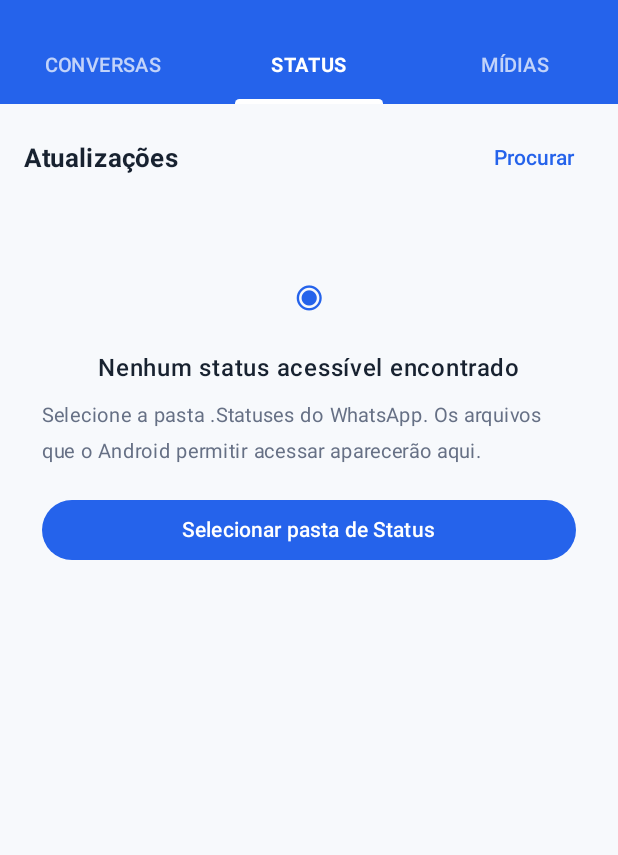
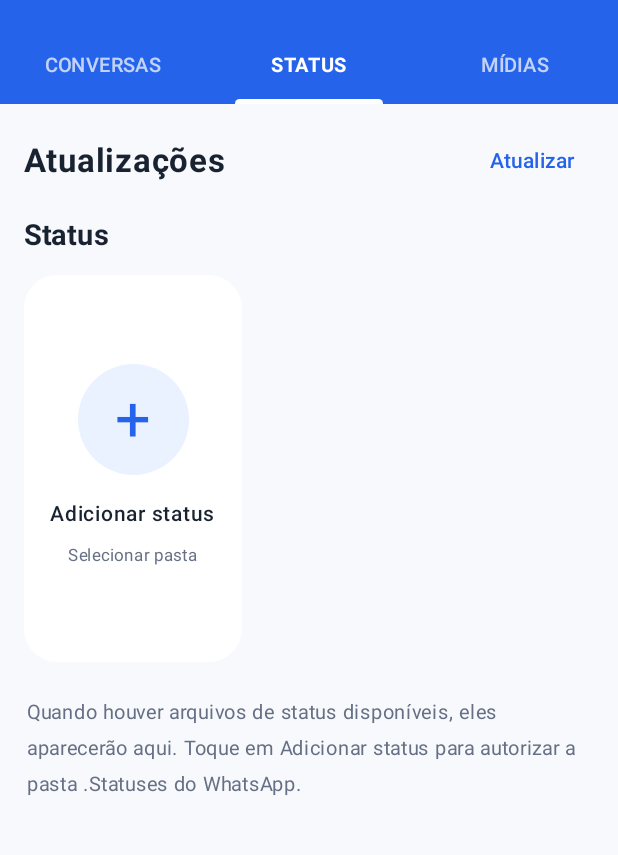
Before and after one commit to marvesanttos-dotcom/Meu-Arquivo-Azul, an Android app built with Jetpack Compose: the screen it shows after launch (MainActivity), after a tap on "STATUS", on a phone screen of 412 x 824 dp, the part 66-921 px from its top. Run offline under Robolectric (Android 15) with nearby library versions, the phone set to English and light mode, and no system bars.

Commit message:
Atualiza visualização de Status em cartões horizontais e sincroniza ao retornar ao app

```diff
--- a/app/src/main/java/com/meuarquivoazul/app/MainActivity.kt
+++ b/app/src/main/java/com/meuarquivoazul/app/MainActivity.kt
@@ -15,6 +15,7 @@ import androidx.compose.foundation.background
 import androidx.compose.foundation.clickable
 import androidx.compose.foundation.layout.*
 import androidx.compose.foundation.lazy.LazyColumn
+import androidx.compose.foundation.lazy.LazyRow
 import androidx.compose.foundation.lazy.items
 import androidx.compose.foundation.lazy.grid.GridCells
 import androidx.compose.foundation.lazy.grid.LazyVerticalGrid
@@ -51,18 +52,25 @@ private val AzulClaro = Color(0xFFEAF1FF)
 private val Fundo = Color(0xFFF7F9FC)
 
 class MainActivity : ComponentActivity() {
+    private var resumeVersion by mutableIntStateOf(0)
+
+    override fun onResume() {
+        super.onResume()
+        resumeVersion++
+    }
+
     override fun onCreate(savedInstanceState: Bundle?) {
         super.onCreate(savedInstanceState)
         setContent {
             MaterialTheme(colorScheme = lightColorScheme(primary = Azul, secondary = Azul, background = Fundo)) {
-                TelaPrincipal()
+                TelaPrincipal(resumeVersion)
             }
         }
     }
 }
 
 @Composable
-private fun TelaPrincipal() {
+private fun TelaPrincipal(resumeVersion: Int) {
     val context = LocalContext.current
     var mensagens by remember { mutableStateOf(ArchiveStore.all(context)) }
     var midias by remember { mutableStateOf(MediaArchive.all(context)) }
@@ -97,7 +105,7 @@ private fun TelaPrincipal() {
     var mostrarConfiguracoes by remember { mutableStateOf(false) }
     val contatos = mensagens.map { it.sender }.distinct()
     val filtradas = mensagens.filter { it.sender == contato }
-    LaunchedEffect(Unit) {
+    LaunchedEffect(resumeVersion) {
         val autorizado = permissaoMidia.all {
             context.checkSelfPermission(it) == PackageManager.PERMISSION_GRANTED
         }
@@ -298,45 +306,79 @@ private fun TelaPrincipal() {
                 }
             } else if (aba == "Status") {
                 Column(Modifier.fillMaxSize()) {
-                    Row(Modifier.fillMaxWidth().padding(horizontal = 16.dp, vertical = 12.dp),
-                        verticalAlignment = Alignment.CenterVertically) {
-                        androidx.compose.material3.Text("Atualizações", fontWeight = FontWeight.Bold,
-                            color = Color(0xFF182230), fontSize = 17.sp, modifier = Modifier.weight(1f))
-                        androidx.compose.material3.TextButton(onClick = { escolherPastaStatus.launch(null) }) {
-                            androidx.compose.material3.Text("Procurar", color = Azul)
+                    Row(
+                        Modifier.fillMaxWidth().padding(horizontal = 16.dp, vertical = 14.dp),
+                        verticalAlignment = Alignment.CenterVertically
+                    ) {
+                        androidx.compose.material3.Text(
+                            "Atualizações",
+                            fontWeight = FontWeight.Bold,
+                            color = Color(0xFF182230),
+                            fontSize = 22.sp,
+                            modifier = Modifier.weight(1f)
+                        )
+                        androidx.compose.material3.TextButton(onClick = {
+                            val savedTree = context.getSharedPreferences(
+                                "arquivo_azul", android.content.Context.MODE_PRIVATE
+                            ).getString("status_tree_uri", null)
+                            if (savedTree != null) {
+                                midias = MediaArchive.importStatusTree(context, Uri.parse(savedTree))
+                                avisoMidias = "Status atualizados."
+                            } else {
+                                escolherPastaStatus.launch(null)
+                            }
+                        }) {
+                            androidx.compose.material3.Text("Atualizar", color = Azul)
                         }
                     }
-                    if (statusSalvos.isEmpty()) {
-                        Column(Modifier.fillMaxWidth().padding(horizontal = 28.dp, vertical = 28.dp),
-                            horizontalAlignment = Alignment.CenterHorizontally) {
-                            androidx.compose.material3.Text("◉", color = Azul, fontSize = 38.sp)
-                            androidx.compose.material3.Text("Nenhum status acessível encontrado",
-                                fontWeight = FontWeight.SemiBold, color = Color(0xFF182230),
-                                modifier = Modifier.padding(top = 12.dp))
                     androidx.compose.material3.Text(
-                                "Selecione a pasta .Statuses do WhatsApp. Os arquivos que o Android permitir acessar aparecerão aqui.",
-                                color = Color(0xFF667085), fontSize = 13.sp, modifier = Modifier.padding(top = 8.dp))
-                            Button(onClick = { escolherPastaStatus.launch(null) },
-                                modifier = Modifier.fillMaxWidth().padding(top = 16.dp),
-                                colors = ButtonDefaults.buttonColors(containerColor = Azul)) {
-                                androidx.compose.material3.Text("Selecionar pasta de Status")
+                        "Status",
+                        fontSize = 19.sp,
+                        fontWeight = FontWeight.Bold,
+                        color = Color(0xFF182230),
+                        modifier = Modifier.padding(start = 16.dp, bottom = 10.dp)
+                    )
+                    LazyRow(
+                        contentPadding = PaddingValues(horizontal = 16.dp, vertical = 4.dp),
+                        horizontalArrangement = Arrangement.spacedBy(10.dp)
+                    ) {
+                        item {
+                            Column(
+                                Modifier.width(145.dp).height(258.dp)
+                                    .background(Color.White, RoundedCornerShape(22.dp))
+                                    .clickable { escolherPastaStatus.launch(null) }
+                                    .padding(12.dp),
+                                horizontalAlignment = Alignment.CenterHorizontally,
+                                verticalArrangement = Arrangement.Center
+                            ) {
+                                Box(
+                                    Modifier.size(74.dp).background(AzulClaro, CircleShape),
+                                    contentAlignment = Alignment.Center
+                                ) {
+                                    androidx.compose.material3.Text("+", color = Azul, fontSize = 42.sp)
+                                }
+                                androidx.compose.material3.Text(
+                                    "Adicionar status",
+                                    color = Color(0xFF182230),
+                                    fontWeight = FontWeight.SemiBold,
+                                    fontSize = 14.sp,
+                                    modifier = Modifier.padding(top = 14.dp)
+                                )
+                                androidx.compose.material3.Text(
+                                    "Selecionar pasta",
+                                    color = Color(0xFF667085),
+                                    fontSize = 11.sp,
+                                    modifier = Modifier.padding(top = 4.dp)
+                                )
                             }
                         }
-                    } else {
-                        LazyVerticalGrid(
-                            columns = GridCells.Fixed(2),
-                            contentPadding = PaddingValues(start = 12.dp, end = 12.dp, bottom = 20.dp),
-                            horizontalArrangement = Arrangement.spacedBy(10.dp),
-                            verticalArrangement = Arrangement.spacedBy(10.dp)
+                        items(statusSalvos) { status ->
+                            Column(
+                                Modifier.width(145.dp).height(258.dp)
+                                    .background(Color(0xFFE8EDF5), RoundedCornerShape(22.dp))
+                                    .clickable { statusSelecionado = status }
                             ) {
-                            gridItems(statusSalvos) { status ->
-                                Column(
-                                    Modifier.fillMaxWidth().background(Color.White, RoundedCornerShape(14.dp))
-                                        .clickable { statusSelecionado = status }
-                                        .padding(8.dp)
-                                ) {
-                                    Box(Modifier.fillMaxWidth().height(190.dp)
-                                        .background(Color(0xFFE8EDF5), RoundedCornerShape(10.dp))) {
+                                Box(Modifier.fillMaxSize()) {
                                     AndroidView(
                                         factory = { ctx -> ImageView(ctx).apply {
                                             scaleType = ImageView.ScaleType.CENTER_CROP
@@ -356,22 +398,43 @@ private fun TelaPrincipal() {
                                         } },
                                         modifier = Modifier.fillMaxSize()
                                     )
+                                    Box(
+                                        Modifier.align(Alignment.BottomStart).fillMaxWidth()
+                                            .background(Color.Black.copy(alpha = 0.48f))
+                                            .padding(horizontal = 10.dp, vertical = 12.dp)
+                                    ) {
+                                        androidx.compose.material3.Text(
+                                            status.name,
+                                            color = Color.White,
+                                            fontSize = 13.sp,
+                                            fontWeight = FontWeight.SemiBold,
+                                            maxLines = 2
+                                        )
+                                    }
                                     if (status.isVideo) {
-                                            Box(Modifier.align(Alignment.BottomEnd).padding(7.dp)
-                                                .background(Color.Black.copy(alpha = 0.65f), CircleShape)
-                                                .padding(horizontal = 8.dp, vertical = 4.dp)) {
-                                                androidx.compose.material3.Text("▶ VÍDEO",
-                                                    color = Color.White, fontSize = 10.sp, fontWeight = FontWeight.Bold)
-                                            }
-                                        }
-                                    }
+                                        Box(
+                                            Modifier.align(Alignment.TopEnd).padding(8.dp)
+                                                .background(Color.Black.copy(alpha = 0.62f), CircleShape)
+                                                .padding(horizontal = 8.dp, vertical = 5.dp)
+                                        ) {
                                             androidx.compose.material3.Text(
-                                        status.name, color = Color(0xFF344054), fontSize = 11.sp,
-                                        maxLines = 1, modifier = Modifier.padding(top = 7.dp, start = 2.dp)
+                                                "▶",
+                                                color = Color.White,
+                                                fontSize = 11.sp
                                             )
                                         }
                                     }
                                 }
+                            }
+                        }
+                    }
+                    if (statusSalvos.isEmpty()) {
+                        androidx.compose.material3.Text(
+                            "Quando houver arquivos de status disponíveis, eles aparecerão aqui. Toque em Adicionar status para autorizar a pasta .Statuses do WhatsApp.",
+                            color = Color(0xFF667085),
+                            fontSize = 13.sp,
+                            modifier = Modifier.padding(horizontal = 18.dp, vertical = 18.dp)
+                        )
                     }
                 }
             } else {
```
Lines whose indentation alone changed are shown as unchanged.
